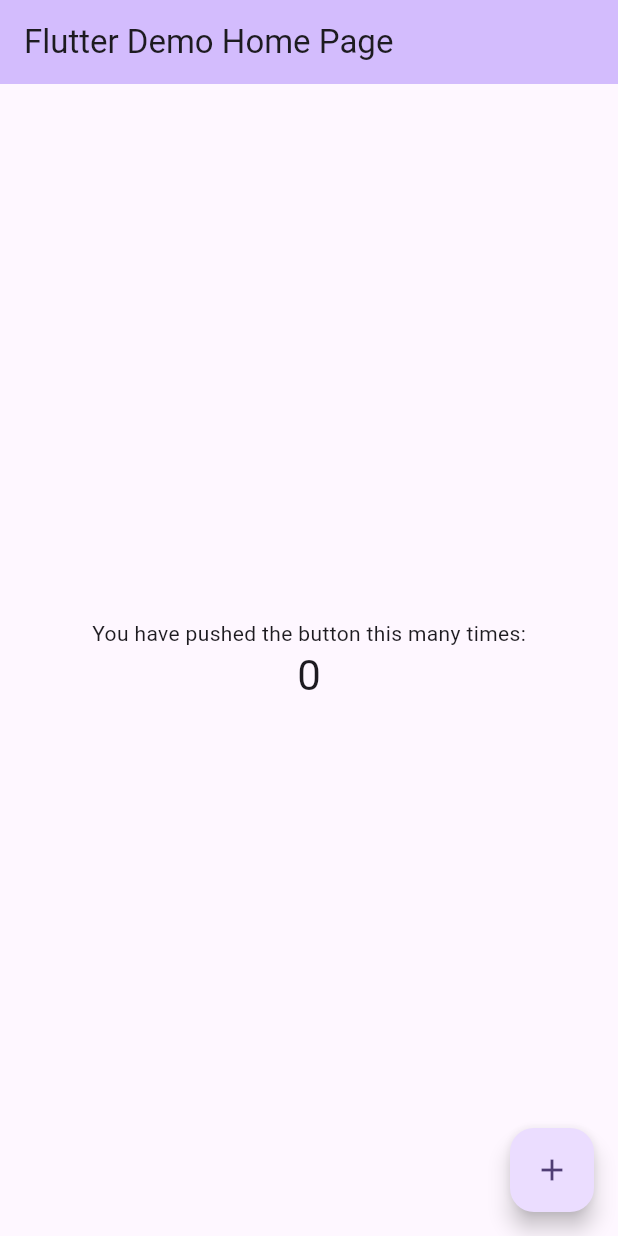
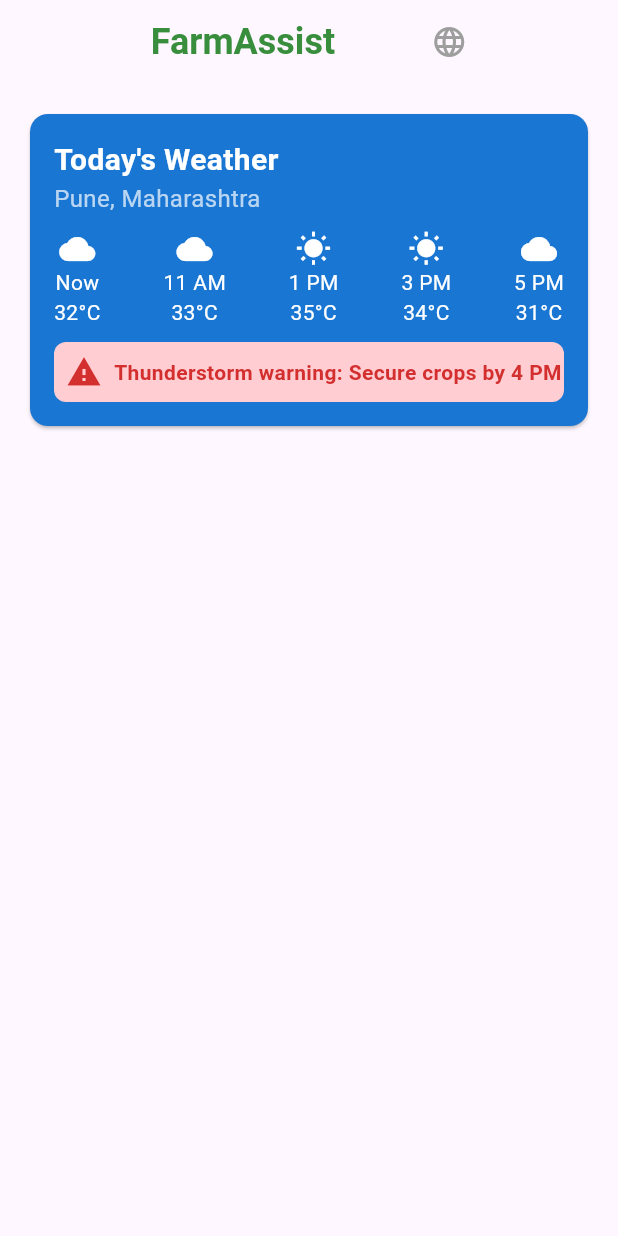
Before and after one commit to SamruddhiThorat07/agrow, a Flutter app: the screen it shows after launch, on a phone screen of 412 x 824 dp. Run offline on Flutter 3.47's test engine with Material 3 defaults, Android fonts, the phone set to English and light mode, and no system bars.

Commit message:
your message here

```diff
--- a/lib/main.dart
+++ b/lib/main.dart
@@ -1,122 +1,21 @@
 import 'package:flutter/material.dart';
+import 'screens/weather_screen.dart'; // Import the WeatherScreen
 
 void main() {
-  runApp(const MyApp());
+  runApp(MyApp());
 }
 
 class MyApp extends StatelessWidget {
-  const MyApp({super.key});
-
-  // This widget is the root of your application.
   @override
   Widget build(BuildContext context) {
     return MaterialApp(
-      title: 'Flutter Demo',
+      title: 'FarmAssist',
       theme: ThemeData(
-        // This is the theme of your application.
-        //
-        // TRY THIS: Try running your application with "flutter run". You'll see
-        // the application has a purple toolbar. Then, without quitting the app,
-        // try changing the seedColor in the colorScheme below to Colors.green
-        // and then invoke "hot reload" (save your changes or press the "hot
-        // reload" button in a Flutter-supported IDE, or press "r" if you used
-        // the command line to start the app).
-        //
-        // Notice that the counter didn't reset back to zero; the application
-        // state is not lost during the reload. To reset the state, use hot
-        // restart instead.
-        //
-        // This works for code too, not just values: Most code changes can be
-        // tested with just a hot reload.
-        colorScheme: ColorScheme.fromSeed(seedColor: Colors.deepPurple),
+        primarySwatch: Colors.green,
+        visualDensity: VisualDensity.adaptivePlatformDensity,
       ),
-      home: const MyHomePage(title: 'Flutter Demo Home Page'),
+      home: WeatherScreen(), // Set WeatherScreen as the home screen
+      debugShowCheckedModeBanner: false, // Optional: Removes debug banner
     );
   }
 }
-
-class MyHomePage extends StatefulWidget {
-  const MyHomePage({super.key, required this.title});
-
-  // This widget is the home page of your application. It is stateful, meaning
-  // that it has a State object (defined below) that contains fields that affect
-  // how it looks.
-
-  // This class is the configuration for the state. It holds the values (in this
-  // case the title) provided by the parent (in this case the App widget) and
-  // used by the build method of the State. Fields in a Widget subclass are
-  // always marked "final".
-
-  final String title;
-
-  @override
-  State<MyHomePage> createState() => _MyHomePageState();
-}
-
-class _MyHomePageState extends State<MyHomePage> {
-  int _counter = 0;
-
-  void _incrementCounter() {
-    setState(() {
-      // This call to setState tells the Flutter framework that something has
-      // changed in this State, which causes it to rerun the build method below
-      // so that the display can reflect the updated values. If we changed
-      // _counter without calling setState(), then the build method would not be
-      // called again, and so nothing would appear to happen.
-      _counter++;
-    });
-  }
-
-  @override
-  Widget build(BuildContext context) {
-    // This method is rerun every time setState is called, for instance as done
-    // by the _incrementCounter method above.
-    //
-    // The Flutter framework has been optimized to make rerunning build methods
-    // fast, so that you can just rebuild anything that needs updating rather
-    // than having to individually change instances of widgets.
-    return Scaffold(
-      appBar: AppBar(
-        // TRY THIS: Try changing the color here to a specific color (to
-        // Colors.amber, perhaps?) and trigger a hot reload to see the AppBar
-        // change color while the other colors stay the same.
-        backgroundColor: Theme.of(context).colorScheme.inversePrimary,
-        // Here we take the value from the MyHomePage object that was created by
-        // the App.build method, and use it to set our appbar title.
-        title: Text(widget.title),
-      ),
-      body: Center(
-        // Center is a layout widget. It takes a single child and positions it
-        // in the middle of the parent.
-        child: Column(
-          // Column is also a layout widget. It takes a list of children and
-          // arranges them vertically. By default, it sizes itself to fit its
-          // children horizontally, and tries to be as tall as its parent.
-          //
-          // Column has various properties to control how it sizes itself and
-          // how it positions its children. Here we use mainAxisAlignment to
-          // center the children vertically; the main axis here is the vertical
-          // axis because Columns are vertical (the cross axis would be
-          // horizontal).
-          //
-          // TRY THIS: Invoke "debug painting" (choose the "Toggle Debug Paint"
-          // action in the IDE, or press "p" in the console), to see the
-          // wireframe for each widget.
-          mainAxisAlignment: MainAxisAlignment.center,
-          children: <Widget>[
-            const Text('You have pushed the button this many times:'),
-            Text(
-              '$_counter',
-              style: Theme.of(context).textTheme.headlineMedium,
-            ),
-          ],
-        ),
-      ),
-      floatingActionButton: FloatingActionButton(
-        onPressed: _incrementCounter,
-        tooltip: 'Increment',
-        child: const Icon(Icons.add),
-      ), // This trailing comma makes auto-formatting nicer for build methods.
-    );
-  }
-}
--- /dev/null
+++ b/lib/screens/weather_screen.dart
@@ -0,0 +1,140 @@
+import 'package:flutter/material.dart';
+
+class WeatherScreen extends StatelessWidget {
+  @override
+  Widget build(BuildContext context) {
+    return Scaffold(
+      appBar: AppBar(
+        // Heading part: Title and language switch
+        title: Row(
+          mainAxisAlignment: MainAxisAlignment.center,
+          children: [
+            Text(
+              'FarmAssist',
+              style: TextStyle(
+                fontSize: 24,
+                fontWeight: FontWeight.bold,
+                color: Colors.green[700],
+              ),
+            ),
+            SizedBox(width: 8), // Spacing between title and language
+            DropdownButton<String>(
+              items: <String>['English', 'Hindi', 'Marathi'].map((String value) {
+                return DropdownMenuItem<String>(
+                  value: value,
+                  child: Text(value),
+                );
+              }).toList(),
+              onChanged: (_) {}, // Placeholder, implement language switch logic
+              icon: Icon(Icons.language, color: Colors.grey),
+              underline: SizedBox(),
+            ),
+          ],
+        ),
+        backgroundColor: Colors.transparent,
+        elevation: 0,
+      ),
+      body: Padding(
+        padding: const EdgeInsets.all(16.0),
+        child: Column(
+          crossAxisAlignment: CrossAxisAlignment.start,
+          children: [
+            // Weather Section
+            Card(
+              shape: RoundedRectangleBorder(
+                borderRadius: BorderRadius.circular(12),
+              ),
+              color: Colors.blue[700],
+              child: Padding(
+                padding: const EdgeInsets.all(16.0),
+                child: Column(
+                  crossAxisAlignment: CrossAxisAlignment.start,
+                  children: [
+                    Text(
+                      'Today\'s Weather',
+                      style: TextStyle(
+                        fontSize: 20,
+                        fontWeight: FontWeight.bold,
+                        color: Colors.white,
+                      ),
+                    ),
+                    Text(
+                      'Pune, Maharashtra',
+                      style: TextStyle(
+                        fontSize: 16,
+                        color: Colors.white70,
+                      ),
+                    ),
+                    SizedBox(height: 10),
+                    Row(
+                      mainAxisAlignment: MainAxisAlignment.spaceBetween,
+                      children: [
+                        Column(
+                          children: [
+                            Icon(Icons.cloud, color: Colors.white),
+                            Text('Now', style: TextStyle(color: Colors.white)),
+                            Text('32°C', style: TextStyle(color: Colors.white)),
+                          ],
+                        ),
+                        Column(
+                          children: [
+                            Icon(Icons.cloud, color: Colors.white),
+                            Text('11 AM', style: TextStyle(color: Colors.white)),
+                            Text('33°C', style: TextStyle(color: Colors.white)),
+                          ],
+                        ),
+                        Column(
+                          children: [
+                            Icon(Icons.wb_sunny, color: Colors.white),
+                            Text('1 PM', style: TextStyle(color: Colors.white)),
+                            Text('35°C', style: TextStyle(color: Colors.white)),
+                          ],
+                        ),
+                        Column(
+                          children: [
+                            Icon(Icons.wb_sunny, color: Colors.white),
+                            Text('3 PM', style: TextStyle(color: Colors.white)),
+                            Text('34°C', style: TextStyle(color: Colors.white)),
+                          ],
+                        ),
+                        Column(
+                          children: [
+                            Icon(Icons.cloud, color: Colors.white),
+                            Text('5 PM', style: TextStyle(color: Colors.white)),
+                            Text('31°C', style: TextStyle(color: Colors.white)),
+                          ],
+                        ),
+                      ],
+                    ),
+                    SizedBox(height: 10),
+                    Container(
+                      padding: EdgeInsets.all(8),
+                      decoration: BoxDecoration(
+                        color: Colors.red[100],
+                        borderRadius: BorderRadius.circular(8),
+                      ),
+                      child: Row(
+                        children: [
+                          Icon(Icons.warning, color: Colors.red[700]),
+                          SizedBox(width: 8),
+                          Text(
+                            'Thunderstorm warning: Secure crops by 4 PM',
+                            style: TextStyle(
+                              color: Colors.red[700],
+                              fontWeight: FontWeight.bold,
+                            ),
+                          ),
+                        ],
+                      ),
+                    ),
+                  ],
+                ),
+              ),
+            ),
+            // Add more sections (e.g., My Land Profiles) below if needed
+          ],
+        ),
+      ),
+    );
+  }
+}
```
Also changed, not shown: lib/screens/advisory_screen.dart (added, +34 -0 lines), lib/screens/disease_screen.dart (added, +50 -0 lines), lib/screens/market_screen.dart (added, +30 -0 lines), lib/screens/pesticide_screen.dart (added, +34 -0 lines), lib/widgets/feature_card.dart (added, +33 -0 lines), pubspec.yaml (+7 -68 lines), pubspec.lock, 6 other files.
